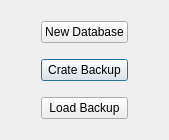
Qt form gui/DatabaseWindow.ui (JoelMon/pyTalkManager) before a commit.
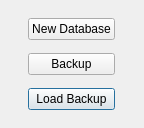
The same form after that commit.

What changed in the file:
```diff
--- a/gui/DatabaseWindow.ui
+++ b/gui/DatabaseWindow.ui
@@ -6,15 +6,54 @@
    <rect>
     <x>0</x>
     <y>0</y>
-    <width>169</width>
-    <height>140</height>
+    <width>144</width>
+    <height>128</height>
    </rect>
   </property>
+  <property name="sizePolicy">
+   <sizepolicy hsizetype="Preferred" vsizetype="Preferred">
+    <horstretch>0</horstretch>
+    <verstretch>0</verstretch>
+   </sizepolicy>
+  </property>
   <property name="windowTitle">
    <string>Database</string>
   </property>
+  <property name="sizeGripEnabled">
+   <bool>false</bool>
+  </property>
   <layout class="QGridLayout" name="gridLayout">
+   <item row="2" column="2">
+    <widget class="QPushButton" name="pushButton_3">
+     <property name="toolTip">
+      <string>Load a backup.</string>
+     </property>
+     <property name="text">
+      <string>Load Backup</string>
+     </property>
+    </widget>
+   </item>
    <item row="0" column="2">
+    <widget class="QPushButton" name="pushButton">
+     <property name="toolTip">
+      <string>Create a new database.</string>
+     </property>
+     <property name="text">
+      <string>New Database</string>
+     </property>
+    </widget>
+   </item>
+   <item row="1" column="2">
+    <widget class="QPushButton" name="pushButton_2">
+     <property name="toolTip">
+      <string>Backup your data.</string>
+     </property>
+     <property name="text">
+      <string>Backup</string>
+     </property>
+    </widget>
+   </item>
+   <item row="1" column="0">
     <spacer name="horizontalSpacer">
      <property name="orientation">
       <enum>Qt::Horizontal</enum>
@@ -27,28 +66,7 @@
      </property>
     </spacer>
    </item>
-   <item row="2" column="1">
-    <widget class="QPushButton" name="pushButton_3">
-     <property name="text">
-      <string>Crate Backup</string>
-     </property>
-    </widget>
-   </item>
-   <item row="3" column="1">
-    <widget class="QPushButton" name="pushButton_2">
-     <property name="text">
-      <string>Load Backup</string>
-     </property>
-    </widget>
-   </item>
-   <item row="0" column="1">
-    <widget class="QPushButton" name="pushButton">
-     <property name="text">
-      <string>New Database</string>
-     </property>
-    </widget>
-   </item>
-   <item row="0" column="0">
+   <item row="1" column="3">
     <spacer name="horizontalSpacer_2">
      <property name="orientation">
       <enum>Qt::Horizontal</enum>
```
Left out of the diff: 4 changed lines with no effect on the pictures.
